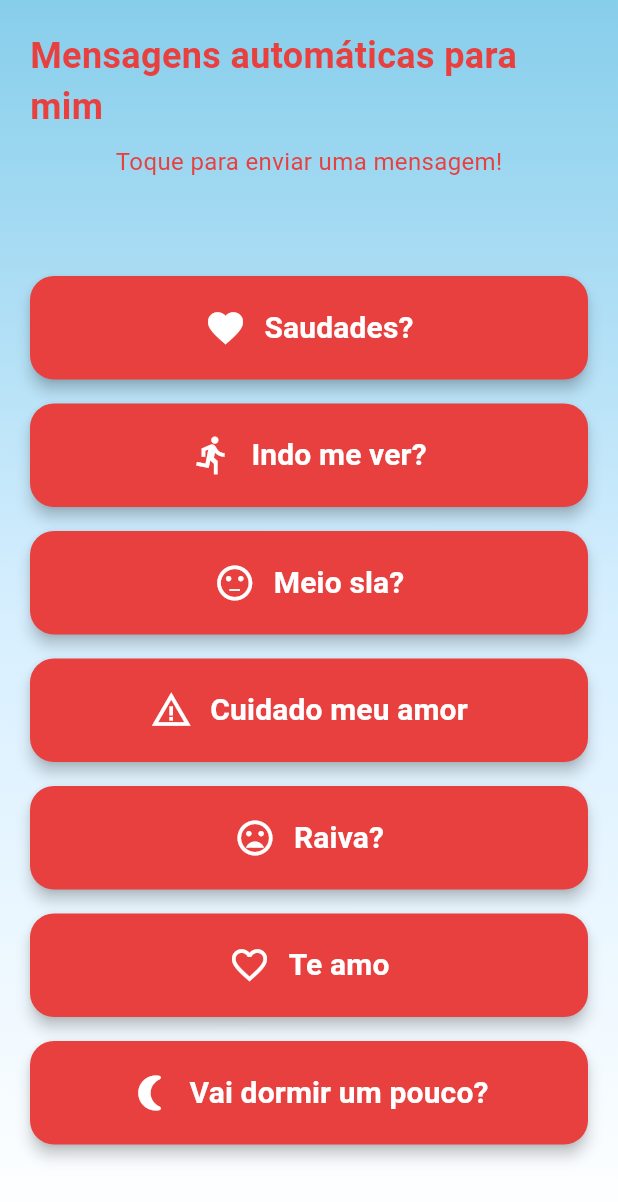
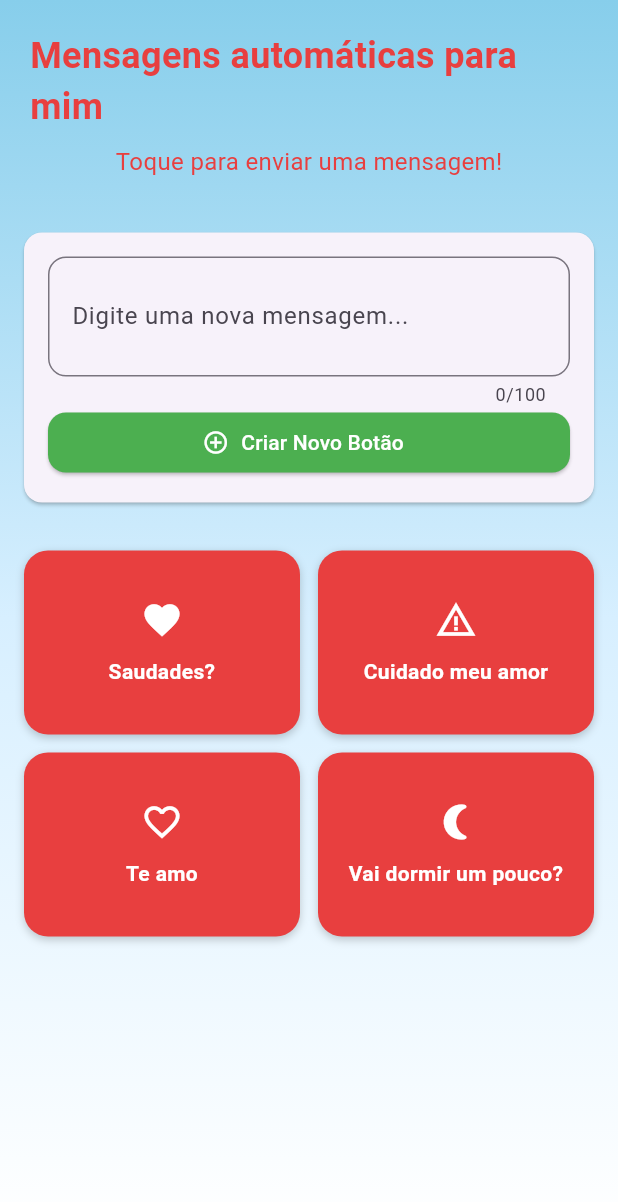
Before and after one commit to LuisRaizer/My_Love, a Flutter app: the LoveMessagesComponent widget shown alone on an empty page, opened directly, on a phone screen of 412 x 824 dp. Shown: the top 1202 px of the screen. Run offline on Flutter 3.47's test engine with Material 3 defaults, Android fonts, the phone set to English and light mode, and no system bars; our stand-ins replace audioplayers, confetti, shared_preferences; accounts and stored records are empty; Roboto replaces fonts that are missing (FredokaOne, PatrickHand).

Commit message:
[FTR] - input para colocar texto que ela quiser

```diff
--- a/lib/components/love_messagens_component.dart
+++ b/lib/components/love_messagens_component.dart
@@ -1,8 +1,146 @@
 import 'package:flutter/material.dart';
 import 'package:url_launcher/url_launcher.dart';
+import 'package:shared_preferences/shared_preferences.dart';
 
-class LoveMessagesComponent extends StatelessWidget {
+class LoveMessagesComponent extends StatefulWidget {
   const LoveMessagesComponent({super.key});
+
+  @override
+  State<LoveMessagesComponent> createState() => _LoveMessagesComponentState();
+}
+
+class _LoveMessagesComponentState extends State<LoveMessagesComponent> {
+  final List<Map<String, dynamic>> _defaultMessages = [
+    {
+      'text': 'Saudade amor, teleporta aqui pf',
+      'label': 'Saudades?',
+      'icon': Icons.favorite,
+      'isCustom': false,
+    },
+    {
+      'text': 'Cuidado meu bem, avisa qlqr coisa',
+      'label': 'Cuidado meu amor',
+      'icon': Icons.warning_amber,
+      'isCustom': false,
+    },
+    {
+      'text': 'Te amo',
+      'label': 'Te amo',
+      'icon': Icons.favorite_border,
+      'isCustom': false,
+    },
+    {
+      'text': 'To muito cansada amor, vou dormir um pouco e volto já, te amo 🤍',
+      'label': 'Vai dormir um pouco?',
+      'icon': Icons.nightlight_round,
+      'isCustom': false,
+    },
+  ];
+
+  final List<Map<String, dynamic>> _customMessages = [];
+  final TextEditingController _messageController = TextEditingController();
+  final FocusNode _messageFocusNode = FocusNode();
+
+  @override
+  void initState() {
+    super.initState();
+    _loadCustomMessages();
+  }
+
+  @override
+  void dispose() {
+    _messageController.dispose();
+    _messageFocusNode.dispose();
+    super.dispose();
+  }
+
+  Future<void> _loadCustomMessages() async {
+    try {
+      final prefs = await SharedPreferences.getInstance();
+      final saved = prefs.getStringList('custom_messages') ?? [];
+
+      setState(() {
+        _customMessages.clear();
+        for (var text in saved) {
+          _customMessages.add({
+            'text': text,
+            'label': text.length > 15 ? '${text.substring(0, 15)}...' : text,
+            'icon': Icons.add_circle,
+            'isCustom': true,
+          });
+        }
+      });
+    } catch (e) {
+      print('Erro ao carregar mensagens: $e');
+    }
+  }
+
+  Future<void> _saveCustomMessages() async {
+    try {
+      final prefs = await SharedPreferences.getInstance();
+      final messages = _customMessages.map((msg) => msg['text'] as String).toList();
+      await prefs.setStringList('custom_messages', messages);
+    } catch (e) {
+      print('Erro ao salvar mensagens: $e');
+    }
+  }
+
+  Future<void> _addCustomMessage() async {
+    if (_messageController.text.trim().isEmpty) {
+      _showErrorSnackBar('Amor, digita algo primeiro para ser salvo aqui bele?');
+      return;
+    }
+
+    if (_messageController.text.trim().length > 100) {
+      _showErrorSnackBar('Mensagem muito longa meu amor, vai travar tudo (máx: 100 caracteres)');
+      return;
+    }
+
+    final newMessage = _messageController.text.trim();
+
+    setState(() {
+      _customMessages.add({
+        'text': newMessage,
+        'label': newMessage.length > 15 ? '${newMessage.substring(0, 15)}...' : newMessage,
+        'icon': Icons.add_circle,
+        'isCustom': true,
+      });
+    });
+
+    await _saveCustomMessages();
+
+    _messageController.clear();
+    _messageFocusNode.unfocus();
+
+    _showSuccessSnackBar('Mensagem adicionada, perfeito amor!');
+  }
+
+  Future<void> _removeCustomMessage(int index) async {
+    showDialog(
+      context: context,
+      builder: (context) => AlertDialog(
+        title: Text('Remover mensagem?'),
+        content: Text('Tem certeza que deseja remover esta mensagem?'),
+        actions: [
+          TextButton(
+            onPressed: () => Navigator.pop(context),
+            child: Text('Cancelar'),
+          ),
+          TextButton(
+            onPressed: () async {
+              Navigator.pop(context);
+              setState(() {
+                _customMessages.removeAt(index);
+              });
+              await _saveCustomMessages();
+              _showSuccessSnackBar('Mensagem removida!');
+            },
+            child: Text('Remover', style: TextStyle(color: Colors.red)),
+          ),
+        ],
+      ),
+    );
+  }
 
   Future<void> _sendMessage(String message, BuildContext context) async {
     ScaffoldMessenger.of(context).showSnackBar(
@@ -46,8 +184,30 @@ class LoveMessagesComponent extends StatelessWidget {
     }
   }
 
+  void _showSuccessSnackBar(String message) {
+    ScaffoldMessenger.of(context).showSnackBar(
+      SnackBar(
+        content: Text(message),
+        backgroundColor: Colors.green,
+        duration: Duration(seconds: 2),
+      ),
+    );
+  }
+
+  void _showErrorSnackBar(String message) {
+    ScaffoldMessenger.of(context).showSnackBar(
+      SnackBar(
+        content: Text(message),
+        backgroundColor: const Color(0xC0F44336),
+        duration: Duration(seconds: 2),
+      ),
+    );
+  }
+
   @override
   Widget build(BuildContext context) {
+    final allMessages = [..._defaultMessages, ..._customMessages];
+
     return Container(
       decoration: BoxDecoration(
         gradient: LinearGradient(
@@ -90,39 +250,36 @@ class LoveMessagesComponent extends StatelessWidget {
               ),
             ),
 
-            Expanded(
+            Card(
+              margin: EdgeInsets.all(16),
               child: Padding(
-                padding: EdgeInsets.all(20),
+                padding: EdgeInsets.all(16),
                 child: Column(
-                  mainAxisAlignment: MainAxisAlignment.center,
                   children: [
-                    Container(
-                      width: double.infinity,
-                      margin: EdgeInsets.only(bottom: 16),
-                      child: ElevatedButton(
-                        onPressed: () => _sendMessage(
-                          'Saudade de vc amor, teleporta aqui pf',
-                          context
+                    TextField(
+                      controller: _messageController,
+                      focusNode: _messageFocusNode,
+                      maxLines: 2,
+                      maxLength: 100,
+                      decoration: InputDecoration(
+                        labelText: 'Digite uma nova mensagem...',
+                        border: OutlineInputBorder(
+                          borderRadius: BorderRadius.circular(12),
                         ),
+                        hintText: 'Ex: Vou alí na Ohana, volto já',
+                      ),
+                    ),
+                    ElevatedButton.icon(
+                      onPressed: _addCustomMessage,
+                      icon: Icon(Icons.add_circle_outline),
+                      label: Text('Criar Novo Botão'),
                       style: ElevatedButton.styleFrom(
-                          backgroundColor: Color(0xFFe83f3f),
-                          padding: EdgeInsets.symmetric(vertical: 20),
+                        backgroundColor: Color(0xFF4CAF50),
+                        foregroundColor: Colors.white,
+                        minimumSize: Size(double.infinity, 40),
                         shape: RoundedRectangleBorder(
-                            borderRadius: BorderRadius.circular(16),
+                          borderRadius: BorderRadius.circular(12),
                         ),
-                          elevation: 4,
-                        ),
-                        child: Row(
-                          mainAxisAlignment: MainAxisAlignment.center,
-                          children: [
-                            Icon(Icons.favorite, color: Colors.white, size: 28),
-                            SizedBox(width: 12),
-                            Text(
-                              'Saudades?',
-                              style: TextStyle(
-                                fontSize: 20,
-                                color: Colors.white,
-                                fontWeight: FontWeight.bold,
                       ),
                     ),
                   ],
@@ -130,211 +287,133 @@ class LoveMessagesComponent extends StatelessWidget {
               ),
             ),
 
-                    Container(
+            Expanded(
+              child: Padding(
+                padding: EdgeInsets.all(16),
+                child: GridView.builder(
+                  gridDelegate: SliverGridDelegateWithMaxCrossAxisExtent(
+                    maxCrossAxisExtent: 200,
+                    crossAxisSpacing: 12,
+                    mainAxisSpacing: 12,
+                    childAspectRatio: 1.5,
+                  ),
+                  itemCount: allMessages.length,
+                  itemBuilder: (context, index) {
+                    final msg = allMessages[index];
+                    final isCustom = msg['isCustom'] as bool;
+
+                    return GestureDetector(
+                      onLongPress: isCustom
+                          ? () => _removeCustomMessage(index - _defaultMessages.length)
+                          : null,
+                      child: Container(
+                        decoration: BoxDecoration(
+                          color: Color(0xFFe83f3f),
+                          borderRadius: BorderRadius.circular(16),
+                          boxShadow: [
+                            BoxShadow(
+                              color: Colors.black.withOpacity(0.2),
+                              blurRadius: 4,
+                              offset: Offset(0, 2),
+                            ),
+                          ],
+                        ),
+                        child: Stack(
+                          children: [
+                            Center(
+                              child: Material(
+                                color: Colors.transparent,
+                                child: InkWell(
+                                  onTap: () => _sendMessage(msg['text'] as String, context),
+                                  borderRadius: BorderRadius.circular(16),
+                                  child: Container(
                                     width: double.infinity,
-                      margin: EdgeInsets.only(bottom: 16),
-                      child: ElevatedButton(
-                        onPressed: () => _sendMessage(
-                          'Estou indo aí amor, prepara',
-                          context
+                                    height: double.infinity,
+                                    padding: EdgeInsets.all(12),
+                                    child: Column(
+                                      mainAxisAlignment: MainAxisAlignment.center,
+                                      crossAxisAlignment: CrossAxisAlignment.center,
+                                      children: [
+                                        Icon(
+                                          msg['icon'] as IconData,
+                                          color: Colors.white,
+                                          size: 28,
                                         ),
-                        style: ElevatedButton.styleFrom(
-                          backgroundColor: Color(0xFFe83f3f),
-                          padding: EdgeInsets.symmetric(vertical: 20),
-                          shape: RoundedRectangleBorder(
-                            borderRadius: BorderRadius.circular(16),
+                                        SizedBox(height: 10),
+                                        Flexible(
+                                          child: Text(
+                                            msg['label'] as String,
+                                            textAlign: TextAlign.center,
+                                            maxLines: 2,
+                                            overflow: TextOverflow.ellipsis,
+                                            style: TextStyle(
+                                              fontSize: 14,
+                                              color: Colors.white,
+                                              fontWeight: FontWeight.w600,
                                             ),
-                          elevation: 4,
-                        ),
-                        child: Row(
-                          mainAxisAlignment: MainAxisAlignment.center,
-                          children: [
-                            Icon(Icons.directions_run, color: Colors.white, size: 28),
-                            SizedBox(width: 12),
-                            Text(
-                              'Indo me ver?',
-                              style: TextStyle(
-                                fontSize: 20,
-                                color: Colors.white,
-                                fontWeight: FontWeight.bold,
                                           ),
                                         ),
                                       ],
                                     ),
                                   ),
                                 ),
+                              ),
+                            ),
 
-                    Container(
-                      width: double.infinity,
-                      margin: EdgeInsets.only(bottom: 16),
-                      child: ElevatedButton(
-                        onPressed: () => _sendMessage(
-                          'Eu to meio sla agr',
-                          context
+                            if (isCustom)
+                              Positioned(
+                                top: 6,
+                                right: 6,
+                                child: Container(
+                                  padding: EdgeInsets.symmetric(horizontal: 8, vertical: 2),
+                                  decoration: BoxDecoration(
+                                    color: Colors.white,
+                                    borderRadius: BorderRadius.circular(7),
+                                    boxShadow: [
+                                      BoxShadow(
+                                        color: Colors.black.withOpacity(0.1),
+                                        blurRadius: 2,
+                                        offset: Offset(0, 1),
                                       ),
-                        style: ElevatedButton.styleFrom(
-                          backgroundColor: Color(0xFFe83f3f),
-                          padding: EdgeInsets.symmetric(vertical: 20),
-                          shape: RoundedRectangleBorder(
-                            borderRadius: BorderRadius.circular(16),
+                                    ],
                                   ),
-                          elevation: 4,
+                                  child: Text(
+                                    'Novo',
+                                    style: TextStyle(
+                                      fontSize: 10,
+                                      fontWeight: FontWeight.bold,
+                                      color: Color(0xFFe83f3f),
                                     ),
-                        child: Row(
-                          mainAxisAlignment: MainAxisAlignment.center,
-                          children: [
-                            Icon(Icons.sentiment_neutral, color: Colors.white, size: 28),
-                            SizedBox(width: 12),
-                            Text(
-                              'Meio sla?',
-                              style: TextStyle(
-                                fontSize: 20,
-                                color: Colors.white,
-                                fontWeight: FontWeight.bold,
+                                  ),
                                 ),
                               ),
                           ],
                         ),
                       ),
-                    ),
-
-                    Container(
-                      width: double.infinity,
-                      margin: EdgeInsets.only(bottom: 16),
-                      child: ElevatedButton(
-                        onPressed: () => _sendMessage(
-                          'Cuidado meu bem, avisa qlqr coisa',
-                          context
-                        ),
-                        style: ElevatedButton.styleFrom(
-                          backgroundColor: Color(0xFFe83f3f),
-                          padding: EdgeInsets.symmetric(vertical: 20),
-                          shape: RoundedRectangleBorder(
-                            borderRadius: BorderRadius.circular(16),
-                          ),
-                          elevation: 4,
-                        ),
-                        child: Row(
-                          mainAxisAlignment: MainAxisAlignment.center,
-                          children: [
-                            Icon(Icons.warning_amber, color: Colors.white, size: 28),
-                            SizedBox(width: 12),
-                            Text(
-                              'Cuidado meu amor',
-                              style: TextStyle(
-                                fontSize: 20,
-                                color: Colors.white,
-                                fontWeight: FontWeight.bold,
-                              ),
-                            ),
-                          ],
+                    );
+                  },
                 ),
               ),
             ),
 
+            if (_customMessages.isNotEmpty)
               Container(
-                      width: double.infinity,
-                      margin: EdgeInsets.only(bottom: 16),
-                      child: ElevatedButton(
-                        onPressed: () => _sendMessage(
-                          'Pqp amor, que raiva agr',
-                          context
-                        ),
-                        style: ElevatedButton.styleFrom(
-                          backgroundColor: Color(0xFFe83f3f),
-                          padding: EdgeInsets.symmetric(vertical: 20),
-                          shape: RoundedRectangleBorder(
-                            borderRadius: BorderRadius.circular(16),
-                          ),
-                          elevation: 4,
-                        ),
+                padding: EdgeInsets.symmetric(vertical: 12),
+                color: Colors.white.withOpacity(0.3),
                 child: Row(
                   mainAxisAlignment: MainAxisAlignment.center,
                   children: [
-                            Icon(Icons.mood_bad, color: Colors.white, size: 28),
-                            SizedBox(width: 12),
+                    Icon(Icons.info_outline, size: 16, color: Color(0x6CE83F3F)),
+                    SizedBox(width: 8),
                     Text(
-                              'Raiva?',
+                      'Mantenha pressionado para remover mensagens personalizadas',
                       style: TextStyle(
-                                fontSize: 20,
-                                color: Colors.white,
-                                fontWeight: FontWeight.bold,
+                        fontSize: 12,
+                        color: Color(0x6CE83F3F),
+                        fontWeight: FontWeight.w500,
                       ),
                     ),
                   ],
-                        ),
-                      ),
-                    ),
-
-                    Container(
-                      width: double.infinity,
-                      margin: EdgeInsets.only(bottom: 16),
-                      child: ElevatedButton(
-                        onPressed: () => _sendMessage(
-                          'Te amo',
-                          context
-                        ),
-                        style: ElevatedButton.styleFrom(
-                          backgroundColor: Color(0xFFe83f3f),
-                          padding: EdgeInsets.symmetric(vertical: 20),
-                          shape: RoundedRectangleBorder(
-                            borderRadius: BorderRadius.circular(16),
-                          ),
-                          elevation: 4,
-                        ),
-                        child: Row(
-                          mainAxisAlignment: MainAxisAlignment.center,
-                          children: [
-                            Icon(Icons.favorite_border, color: Colors.white, size: 28),
-                            SizedBox(width: 12),
-                            Text(
-                              'Te amo',
-                              style: TextStyle(
-                                fontSize: 20,
-                                color: Colors.white,
-                                fontWeight: FontWeight.bold,
-                              ),
-                            ),
-                          ],
-                        ),
-                      ),
-                    ),
-
-                    Container(
-                      width: double.infinity,
-                      margin: EdgeInsets.only(bottom: 16),
-                      child: ElevatedButton(
-                        onPressed: () => _sendMessage(
-                          'To muito cansada amor, vou dormir um pouco e volto já, te amo 🤍',
-                          context
-                        ),
-                        style: ElevatedButton.styleFrom(
-                          backgroundColor: Color(0xFFe83f3f),
-                          padding: EdgeInsets.symmetric(vertical: 20),
-                          shape: RoundedRectangleBorder(
-                            borderRadius: BorderRadius.circular(16),
-                          ),
-                          elevation: 4,
-                        ),
-                        child: Row(
-                          mainAxisAlignment: MainAxisAlignment.center,
-                          children: [
-                            Icon(Icons.nightlight_round, color: Colors.white, size: 28),
-                            SizedBox(width: 12),
-                            Text(
-                              'Vai dormir um pouco?',
-                              style: TextStyle(
-                                fontSize: 20,
-                                color: Colors.white,
-                                fontWeight: FontWeight.bold,
-                              ),
-                            ),
-                          ],
-                        ),
-                      ),
-                    ),
-                  ],
-                ),
                 ),
               ),
           ],
```
Lines whose indentation alone changed are shown as unchanged.
